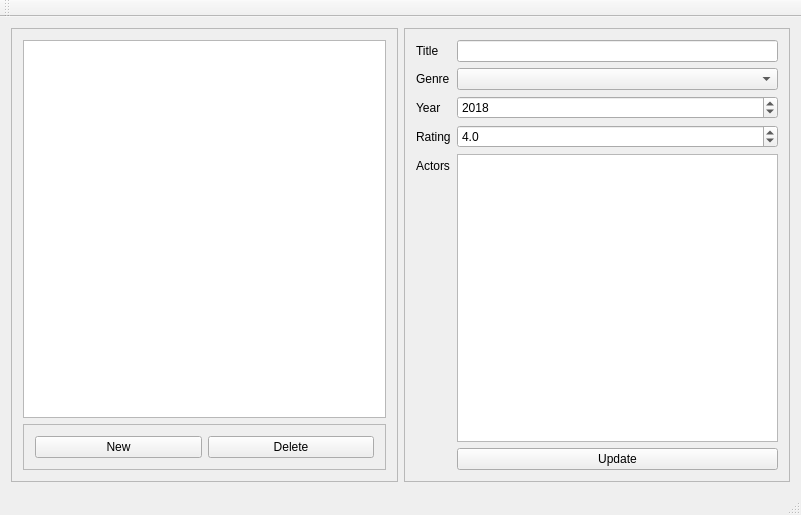
Above: movies/mainwindow.ui from sjohnson512/qt_movies_example before the change. Below: the same form after it.
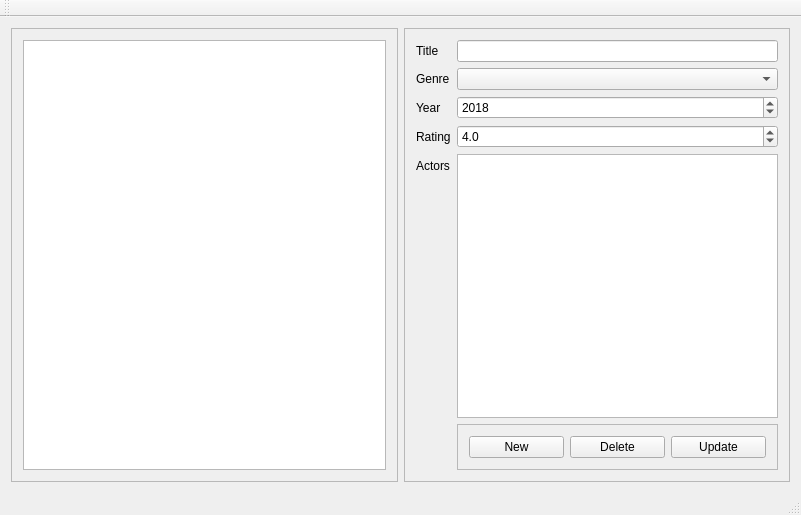
That is the form after the change.

Commit message: Add more sample data to the database.  Start populating the actors list widget.

The edit to the form file:
```diff
--- a/movies/mainwindow.ui
+++ b/movies/mainwindow.ui
@@ -27,32 +27,6 @@
        <item>
         <widget class="QListWidget" name="listMovies"/>
        </item>
-       <item>
-        <widget class="QFrame" name="frame">
-         <property name="frameShape">
-          <enum>QFrame::StyledPanel</enum>
-         </property>
-         <property name="frameShadow">
-          <enum>QFrame::Raised</enum>
-         </property>
-         <layout class="QHBoxLayout" name="horizontalLayout_2">
-          <item>
-           <widget class="QPushButton" name="pushButton">
-            <property name="text">
-             <string>New</string>
-            </property>
-           </widget>
-          </item>
-          <item>
-           <widget class="QPushButton" name="pushButton_2">
-            <property name="text">
-             <string>Delete</string>
-            </property>
-           </widget>
-          </item>
-         </layout>
-        </widget>
-       </item>
       </layout>
      </widget>
     </item>
@@ -128,9 +102,6 @@
          </property>
         </widget>
        </item>
-       <item row="6" column="1">
-        <widget class="QListView" name="listActors"/>
-       </item>
        <item row="6" column="0">
         <widget class="QLabel" name="labelActors">
          <property name="text">
@@ -139,12 +110,41 @@
         </widget>
        </item>
        <item row="7" column="1">
-        <widget class="QPushButton" name="btnUpdate">
-         <property name="text">
-          <string>Update</string>
+        <widget class="QFrame" name="frame">
+         <property name="frameShape">
+          <enum>QFrame::StyledPanel</enum>
          </property>
+         <property name="frameShadow">
+          <enum>QFrame::Raised</enum>
+         </property>
+         <layout class="QHBoxLayout" name="horizontalLayout_2">
+          <item>
+           <widget class="QPushButton" name="btnNew">
+            <property name="text">
+             <string>New</string>
+            </property>
+           </widget>
+          </item>
+          <item>
+           <widget class="QPushButton" name="btnDelete">
+            <property name="text">
+             <string>Delete</string>
+            </property>
+           </widget>
+          </item>
+          <item>
+           <widget class="QPushButton" name="btnUpdate">
+            <property name="text">
+             <string>Update</string>
+            </property>
+           </widget>
+          </item>
+         </layout>
         </widget>
        </item>
+       <item row="6" column="1">
+        <widget class="QListWidget" name="listActors"/>
+       </item>
       </layout>
      </widget>
     </item>
```
The commit also changes 7 other files.
